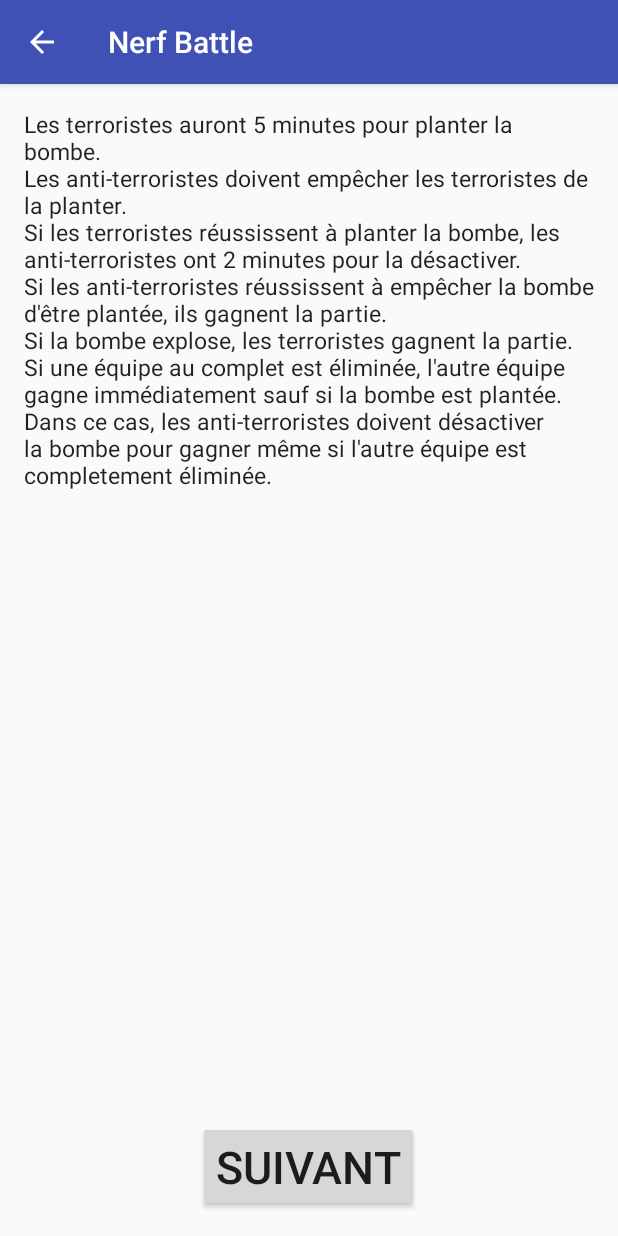
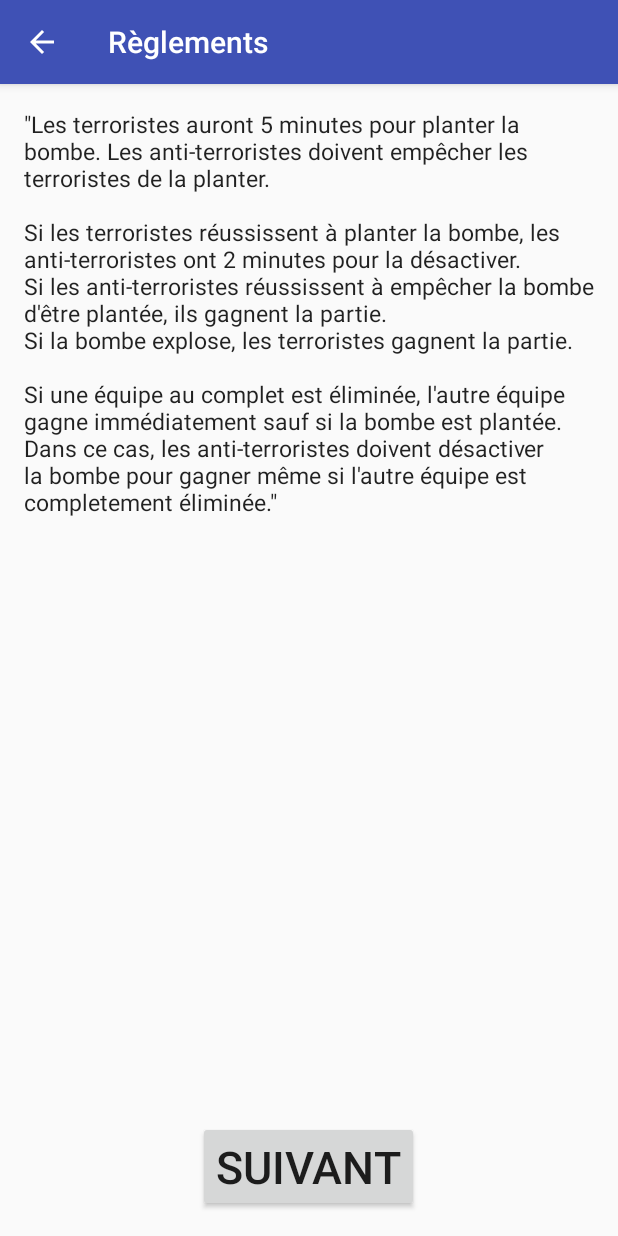
Before and after one commit to Res260/NFCProject, an Android app: the LoadingActivity screen opened directly, with no data from a screen before it, on a phone screen of 412 x 824 dp. Run offline under Robolectric (Android 15) with nearby library versions, the phone set to English and light mode, and no system bars.

Commit message:
Fixed several aesthetic issues.

```diff
--- a/app/src/main/AndroidManifest.xml
+++ b/app/src/main/AndroidManifest.xml
@@ -43,6 +43,7 @@
             android:label="@string/title_activity_team_select" />
         <activity
             android:name=".LoadingActivity"
+            android:label="@string/title_activity_loading"
             android:parentActivityName="com.example.res260.NFCProject.TeamSelectionActivity"/>
         <activity
             android:name=".CheckInActivity"
--- a/app/src/main/res/values/colors.xml
+++ b/app/src/main/res/values/colors.xml
@@ -2,10 +2,10 @@
 <resources>
     <color name="colorPrimary">#3F51B5</color>
     <color name="colorPrimaryDark">#303F9F</color>
-    <color name="colorAccent">#FF4081</color>
+    <color name="colorAccent">#806700</color>
     <color name="black_overlay">#66000000</color>
     <color name="counter_terrorist">#4A75B5</color>
     <color name="terrorist">#C4AE6F</color>
     <color name="background_suivant">#f0f0f0</color>
-    <color name="background_app">#0055ff</color>
+    <color name="background_app">#d9dbdf</color>
 </resources>
--- a/app/src/main/res/values/strings.xml
+++ b/app/src/main/res/values/strings.xml
@@ -3,8 +3,8 @@
     <string name="app_name">Nerf Battle</string>
 
     <string name="title_activity_lobby">Nerf Battle</string>
-    <string name="title_activity_team_select">Team Selection</string>
-    <string name="title_activity_in_game">In Game</string>
+    <string name="title_activity_team_select">Sélection des équippes</string>
+    <string name="title_activity_in_game">Partie en cours</string>
     <string name="text_button_suivant">Suivant</string>
     <string name="text_button_ajouter">Ajouter</string>
     <string name="text_placeholder_nom">Nom</string>
@@ -15,13 +15,7 @@
     <string name="text_under_terrorists"><b>Terroristes</b></string>
     <string name="text_under_anti_terrorists"><b>Anti-Terroristes</b></string>
 
-    <string name="text_rules">
-"Les terroristes auront 5 minutes pour planter la bombe.
-Les anti-terroristes doivent empêcher les terroristes de la planter.
-Si les terroristes réussissent à planter la bombe, les anti-terroristes ont 2 minutes pour la désactiver.
-Si les anti-terroristes réussissent à empêcher la bombe d'être plantée, ils gagnent la partie.
-Si la bombe explose, les terroristes gagnent la partie.
-Si une équipe au complet est éliminée, l'autre équipe gagne immédiatement sauf si la bombe est plantée.
-Dans ce cas, les anti-terroristes doivent désactiver la bombe pour gagner même si l'autre équipe est completement éliminée."
-    </string>
+    <string name="text_rules">\"Les terroristes auront 5 minutes pour planter la bombe. Les anti-terroristes doivent empêcher les terroristes de la planter.\n\nSi les terroristes réussissent à planter la bombe, les anti-terroristes ont 2 minutes pour la désactiver.\nSi les anti-terroristes réussissent à empêcher la bombe d\'être plantée, ils gagnent la partie.\nSi la bombe explose, les terroristes gagnent la partie.\n\nSi une équipe au complet est éliminée, l\'autre équipe gagne immédiatement sauf si la bombe est plantée. Dans ce cas, les anti-terroristes doivent désactiver la bombe pour gagner même si l\'autre équipe est completement éliminée.\"</string>
+    <string name="place_tag_behind">Placez le tag derrière le téléphone</string>
+    <string name="title_activity_loading">Règlements</string>
 </resources>
--- a/build.gradle
+++ b/build.gradle
@@ -5,7 +5,7 @@ buildscript {
         jcenter()
     }
     dependencies {
-        classpath 'com.android.tools.build:gradle:2.1.3'
+        classpath 'com.android.tools.build:gradle:2.2.0'
 
         // NOTE: Do not place your application dependencies here; they belong
         // in the individual module build.gradle files
```
Also changed, not shown: app/src/main/res/layout/activity_check_in.xml (+13 -0 lines), app/src/main/res/layout/activity_in_game.xml (+31 -25 lines).
